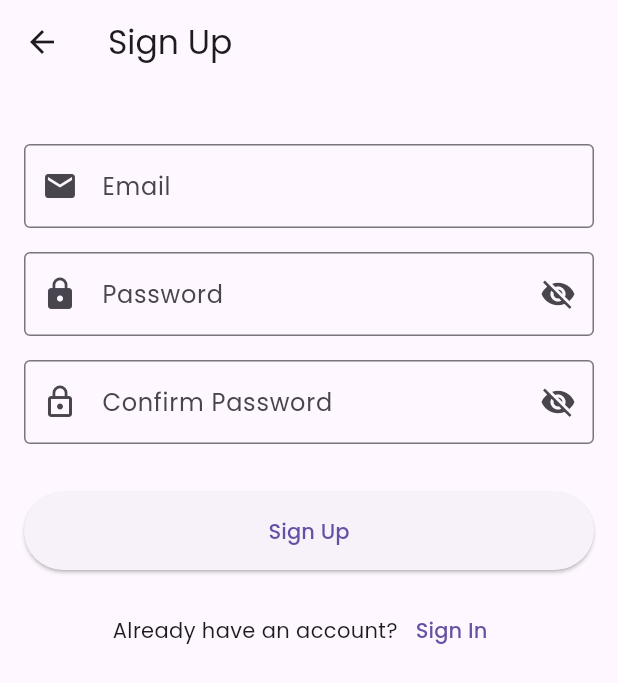
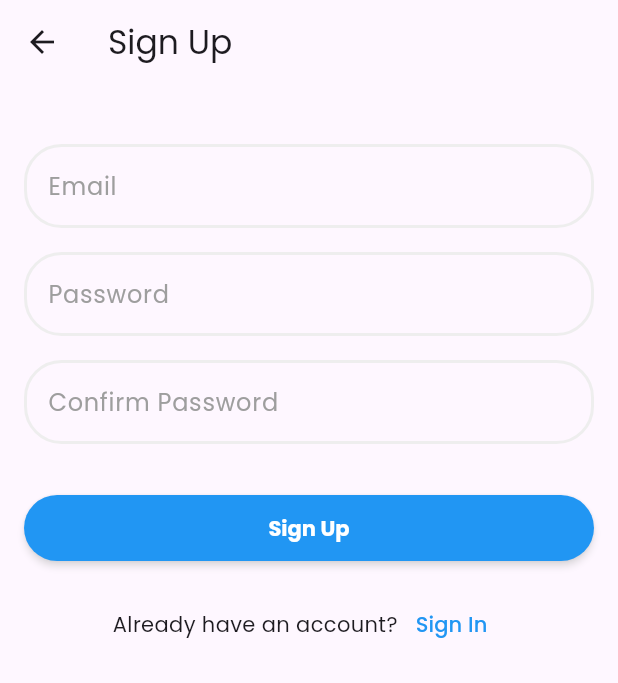
Before and after one commit to Mryuksel101/arduino_wifi, a Flutter app: the SignUpView screen opened directly, on a phone screen of 412 x 824 dp. Shown: the top 683 px of the screen. Run offline on Flutter 3.47's test engine with Material 3 defaults, Android fonts, the phone set to English and light mode, and no system bars; our stand-ins replace animated_bottom_navigation_bar, cloud_firestore, firebase_auth, firebase_core, flutter_blue_plus, google_fonts and 2 more; missing offline and left inert: app_settings; accounts and stored records are empty; generated files the repository leaves out were written again; project files that could hold a hidden picture were left out.

Commit message:
Enhance AuthService: add user-friendly messages for various authentication errors; refactor SignUpView: implement SdTextField for inputs and enable auto-validation

```diff
--- a/lib/services/auth_service.dart
+++ b/lib/services/auth_service.dart
@@ -69,6 +69,24 @@ class AuthService {
       case 'weak-password':
         message = 'Password is too weak';
         break;
+      case 'invalid-credential':
+        message =
+            'The supplied auth credential is incorrect, malformed or has expired';
+        break;
+      case 'user-disabled':
+        message = 'This user account has been disabled';
+        break;
+      case 'operation-not-allowed':
+        message = 'This operation is not allowed';
+        break;
+      case 'account-exists-with-different-credential':
+        message =
+            'An account already exists with the same email address but different sign-in credentials';
+        break;
+      case 'too-many-requests':
+        message =
+            'Too many unsuccessful login attempts, please try again later';
+        break;
       default:
         message = 'An error occurred: ${e.message}';
     }
--- a/lib/views/auth/signin/view/signin_view.dart
+++ b/lib/views/auth/signin/view/signin_view.dart
@@ -16,7 +16,6 @@ class _SignInViewState extends State<SignInView> {
   final _formKey = GlobalKey<FormState>();
   final _emailController = TextEditingController();
   final _passwordController = TextEditingController();
-  final bool _isPasswordVisible = false;
 
   @override
   void dispose() {
--- a/lib/views/auth/signup/view/signup_view_model.dart
+++ b/lib/views/auth/signup/view/signup_view_model.dart
@@ -1,3 +1,5 @@
+import 'package:arduino_wifi/common/widgets/sd_button.dart';
+import 'package:arduino_wifi/common/widgets/text_field.dart';
 import 'package:arduino_wifi/providers/auth_provider.dart';
 import 'package:flutter/material.dart';
 import 'package:provider/provider.dart';
@@ -14,8 +16,6 @@ class _SignUpViewState extends State<SignUpView> {
   final _emailController = TextEditingController();
   final _passwordController = TextEditingController();
   final _confirmPasswordController = TextEditingController();
-  bool _isPasswordVisible = false;
-  bool _isConfirmPasswordVisible = false;
 
   @override
   void dispose() {
@@ -54,6 +54,7 @@ class _SignUpViewState extends State<SignUpView> {
           return Padding(
             padding: const EdgeInsets.all(16.0),
             child: Form(
+              autovalidateMode: AutovalidateMode.onUserInteraction,
               key: _formKey,
               child: SingleChildScrollView(
                 child: Column(
@@ -61,14 +62,10 @@ class _SignUpViewState extends State<SignUpView> {
                   crossAxisAlignment: CrossAxisAlignment.stretch,
                   children: [
                     const SizedBox(height: 24),
-                    TextFormField(
-                      controller: _emailController,
-                      decoration: const InputDecoration(
-                        labelText: 'Email',
-                        border: OutlineInputBorder(),
-                        prefixIcon: Icon(Icons.email),
-                      ),
-                      keyboardType: TextInputType.emailAddress,
+                    SdTextField(
+                      label: "Email",
+                      textEditingController: _emailController,
+                      textInputType: TextInputType.emailAddress,
                       validator: (value) {
                         if (value == null || value.isEmpty) {
                           return 'Please enter your email';
@@ -81,26 +78,10 @@ class _SignUpViewState extends State<SignUpView> {
                       },
                     ),
                     const SizedBox(height: 16),
-                    TextFormField(
-                      controller: _passwordController,
-                      decoration: InputDecoration(
-                        labelText: 'Password',
-                        border: const OutlineInputBorder(),
-                        prefixIcon: const Icon(Icons.lock),
-                        suffixIcon: IconButton(
-                          icon: Icon(
-                            _isPasswordVisible
-                                ? Icons.visibility
-                                : Icons.visibility_off,
-                          ),
-                          onPressed: () {
-                            setState(() {
-                              _isPasswordVisible = !_isPasswordVisible;
-                            });
-                          },
-                        ),
-                      ),
-                      obscureText: !_isPasswordVisible,
+                    SdTextField(
+                      textInputType: TextInputType.visiblePassword,
+                      textEditingController: _passwordController,
+                      label: 'Password',
                       validator: (value) {
                         if (value == null || value.isEmpty) {
                           return 'Please enter a password';
@@ -112,27 +93,10 @@ class _SignUpViewState extends State<SignUpView> {
                       },
                     ),
                     const SizedBox(height: 16),
-                    TextFormField(
-                      controller: _confirmPasswordController,
-                      decoration: InputDecoration(
-                        labelText: 'Confirm Password',
-                        border: const OutlineInputBorder(),
-                        prefixIcon: const Icon(Icons.lock_outline),
-                        suffixIcon: IconButton(
-                          icon: Icon(
-                            _isConfirmPasswordVisible
-                                ? Icons.visibility
-                                : Icons.visibility_off,
-                          ),
-                          onPressed: () {
-                            setState(() {
-                              _isConfirmPasswordVisible =
-                                  !_isConfirmPasswordVisible;
-                            });
-                          },
-                        ),
-                      ),
-                      obscureText: !_isConfirmPasswordVisible,
+                    SdTextField(
+                      textEditingController: _confirmPasswordController,
+                      label: 'Confirm Password',
+                      textInputType: TextInputType.visiblePassword,
                       validator: (value) {
                         if (value == null || value.isEmpty) {
                           return 'Please confirm your password';
@@ -144,14 +108,11 @@ class _SignUpViewState extends State<SignUpView> {
                       },
                     ),
                     const SizedBox(height: 32),
-                    ElevatedButton(
+                    SdButton(
+                      backgroundColor: Colors.blue,
+                      text: 'Sign Up',
                       onPressed: authProvider.isLoading ? null : _signUp,
-                      style: ElevatedButton.styleFrom(
-                        padding: const EdgeInsets.symmetric(vertical: 16),
-                      ),
-                      child: authProvider.isLoading
-                          ? const CircularProgressIndicator()
-                          : const Text('Sign Up'),
+                      loading: authProvider.isLoading,
                     ),
                     const SizedBox(height: 16),
                     Row(
@@ -159,10 +120,17 @@ class _SignUpViewState extends State<SignUpView> {
                       children: [
                         const Text('Already have an account?'),
                         TextButton(
+                          style: TextButton.styleFrom(
+                            foregroundColor: Colors.blue,
+                            overlayColor: Colors.blue.withValues(alpha: 0.1),
+                          ),
                           onPressed: () {
                             Navigator.pop(context);
                           },
-                          child: const Text('Sign In'),
+                          child: const Text(
+                            'Sign In',
+                            style: TextStyle(color: Colors.blue),
+                          ),
                         ),
                       ],
                     ),
```
